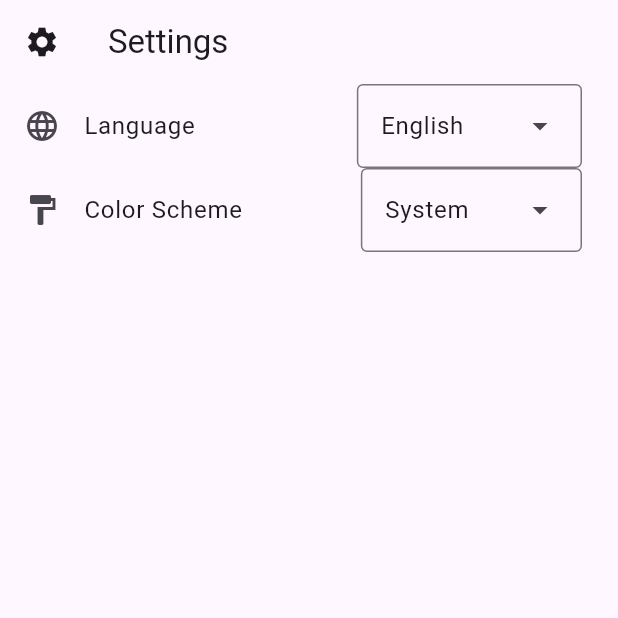
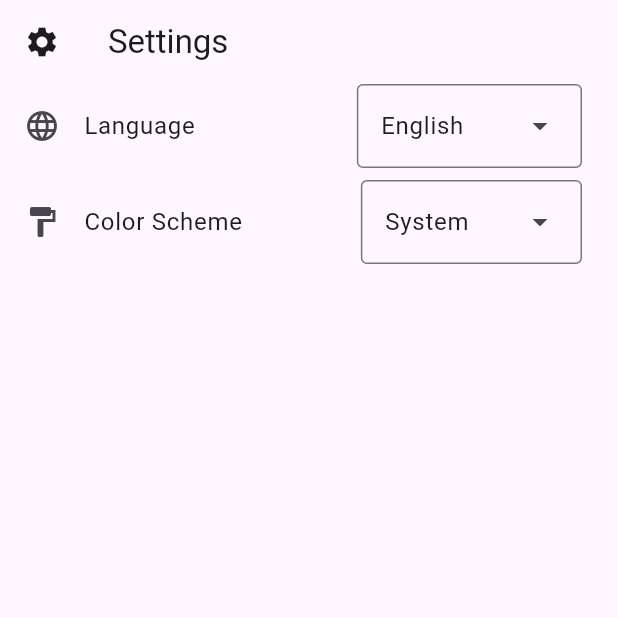
Before and after one commit to 30350n/likertshift, a Flutter app: the SettingsScreen screen opened directly, on a phone screen of 412 x 824 dp, the top half of it. Run offline on Flutter 3.47's test engine with Material 3 defaults, Android fonts, the phone set to English and light mode, and no system bars; our stand-ins replace adaptive_theme, flutter_blue_plus, flutter_form_builder, flutter_map, flutter_translate, form_builder_validators and 3 more; missing offline and left inert: flutter_map_compass, record; statements that could not run were skipped.

Commit message:
Add SeperatedListView helper class, Use it for settings

```diff
--- a/app/lib/screens/settings.dart
+++ b/app/lib/screens/settings.dart
@@ -4,6 +4,7 @@ import "package:flutter_translate/flutter_translate.dart";
 import "package:adaptive_theme/adaptive_theme.dart";
 
 import "package:likertshift/system_navigation_bar.dart";
+import "package:likertshift/util.dart";
 
 class SettingsScreen extends StatelessWidget {
   const SettingsScreen({super.key});
@@ -16,7 +17,9 @@ class SettingsScreen extends StatelessWidget {
     return Scaffold(
       appBar:
           AppBar(leading: const Icon(Icons.settings), title: Text(translate("settings.title"))),
-      body: ListView(
+      body: SeperatedListView(
+        padding: EdgeInsets.zero,
+        spacing: 8,
         children: [
           ListTile(
             title: Text(translate("settings.language")),
--- a/app/lib/util.dart
+++ b/app/lib/util.dart
@@ -45,28 +45,45 @@ extension LatLngExtension on LatLng {
   }
 }
 
+class SeperatedListView extends StatelessWidget {
+  final List<Widget> children;
+  final EdgeInsets? padding;
+  final double? spacing;
+
+  const SeperatedListView({super.key, required this.children, this.padding, this.spacing});
+
+  @override
+  Widget build(BuildContext context) {
+    return ListView.separated(
+      padding: padding ?? const EdgeInsets.symmetric(horizontal: 16, vertical: 8),
+      itemBuilder: (_, index) => children[index],
+      separatorBuilder: (_, __) => SizedBox(height: spacing ?? 10),
+      itemCount: children.length,
+    );
+  }
+}
+
 class FormListView extends StatelessWidget {
   final GlobalKey<FormBuilderState> formKey;
   final List<Widget> children;
-  final EdgeInsets padding;
-  final double spacing;
+  final EdgeInsets? padding;
+  final double? spacing;
   const FormListView({
     super.key,
     required this.formKey,
     required this.children,
-    this.padding = const EdgeInsets.symmetric(horizontal: 16, vertical: 8),
-    this.spacing = 10,
+    this.padding,
+    this.spacing,
   });
 
   @override
   Widget build(BuildContext context) {
     return FormBuilder(
       key: formKey,
-      child: ListView.separated(
+      child: SeperatedListView(
         padding: padding,
-        itemBuilder: (_, index) => children[index],
-        separatorBuilder: (_, __) => SizedBox(height: spacing),
-        itemCount: children.length,
+        spacing: spacing,
+        children: children,
       ),
     );
   }
```
